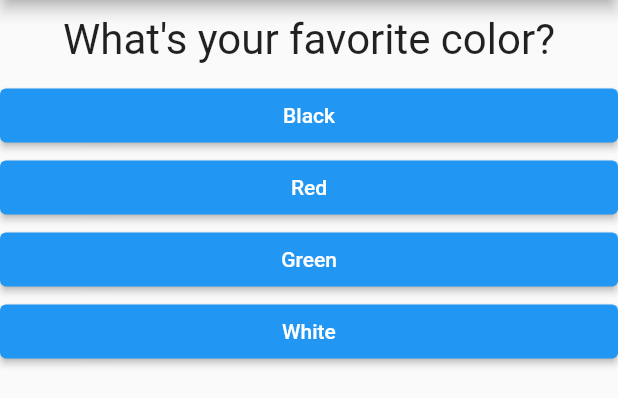
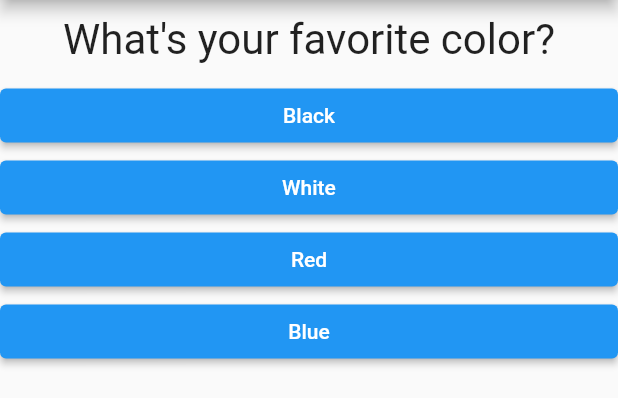
Before and after one commit to sailor95/flutter-quiz-app, a Flutter app: the screen it shows after launch, on a phone screen of 412 x 824 dp, the part 84-482 px from its top. Run offline on Flutter 3.47's test engine with Material 2 defaults, Android fonts, the phone set to English and light mode, and no system bars.

Commit message:
Update main

```diff
--- a/lib/main.dart
+++ b/lib/main.dart
@@ -1,7 +1,7 @@
 import 'package:flutter/material.dart';
 
-import './question.dart';
-import './answer.dart';
+import './quiz.dart';
+import './result.dart';
 
 void main() => runApp(MyApp());
 
@@ -14,46 +14,108 @@ class MyApp extends StatefulWidget {
 
 // _ means private class
 class _MyAppState extends State<MyApp> {
+  final _questions = const [
+    {
+      'text': 'What\'s your favorite color?',
+      'ans': [
+        {
+          'text': 'Black',
+          'score': 10,
+        },
+        {
+          'text': 'White',
+          'score': 5,
+        },
+        {
+          'text': 'Red',
+          'score': 3,
+        },
+        {
+          'text': 'Blue',
+          'score': 7,
+        },
+      ],
+    },
+    {
+      'text': 'What\'s your favorite animal?',
+      'ans': [
+        {
+          'text': 'Dog',
+          'score': 10,
+        },
+        {
+          'text': 'Pig',
+          'score': 3,
+        },
+        {
+          'text': 'Cat',
+          'score': 2,
+        },
+        {
+          'text': 'Cow',
+          'score': 1,
+        },
+      ],
+    },
+    {
+      'text': 'What\'s your favorite person?',
+      'ans': [
+        {
+          'text': 'Dave',
+          'score': 10,
+        },
+        {
+          'text': 'David',
+          'score': 10,
+        },
+        {
+          'text': 'KT',
+          'score': 9,
+        },
+        {
+          'text': 'Kiki',
+          'score': 8,
+        },
+      ],
+    }
+  ];
+
   var _questionIdx = 0;
+  var _totalScore = 0;
 
-  void _answerQuestion() {
+  void _answerQuestion(int score) {
+    _totalScore += score;
+
     setState(() {
       _questionIdx++;
+    });
+
+    if (_questionIdx < _questions.length - 1) {
+      print('We have more questions!');
+    }
+  }
+
+  void _reset() {
+    setState(() {
+      _questionIdx = 0;
+      _totalScore = 0;
     });
   }
 
   @override
   Widget build(BuildContext context) {
-    const questions = [
-      {
-        'text': 'What\'s your favorite color?',
-        'ans': ['Black', 'Red', 'Green', 'White'],
-      },
-      {
-        'text': 'What\'s your favorite animal?',
-        'ans': ['Dog', 'Pig', 'Cat', 'Cow'],
-      },
-      {
-        'text': 'What\'s your favorite person?',
-        'ans': ['Dave', 'David', 'Dh', 'Me'],
-      }
-    ];
-
     return MaterialApp(
       home: Scaffold(
         appBar: AppBar(
           title: Text('My 1st App'),
         ),
-        body: Column(
-          children: [
-            Question(
-              questions[_questionIdx]['text'],
-            ),
-            ...(questions[_questionIdx]['ans'] as List<String>).map((a) {
-              return Answer(_answerQuestion, a);
-            }).toList(),
-          ],
-        ),
+        body: _questionIdx < _questions.length
+            ? Quiz(
+                questions: _questions,
+                questionIdx: _questionIdx,
+                answerQuestionCb: _answerQuestion,
+              )
+            : Result(_totalScore, _reset),
       ),
     );
   }
```
